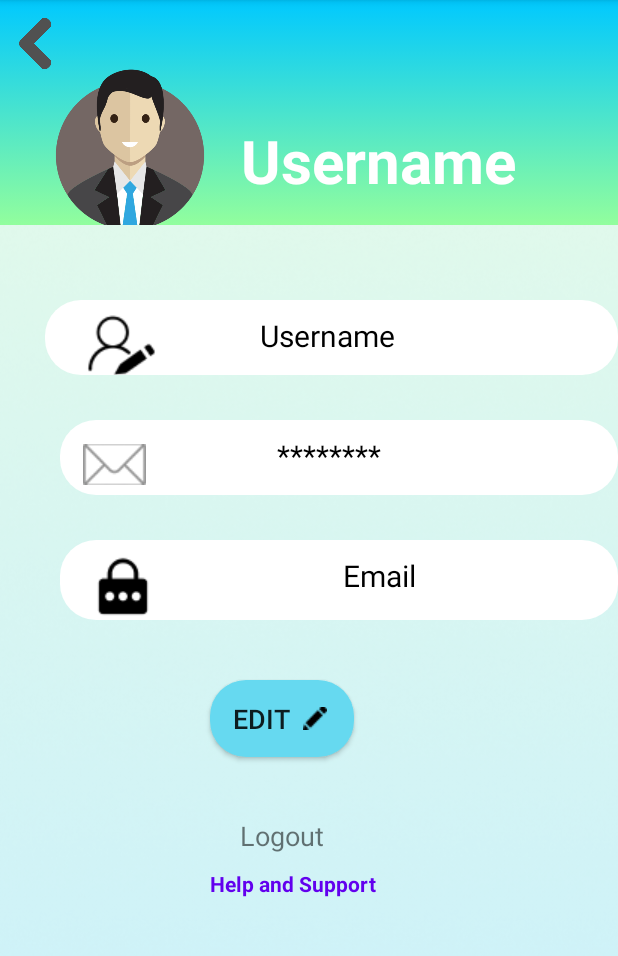
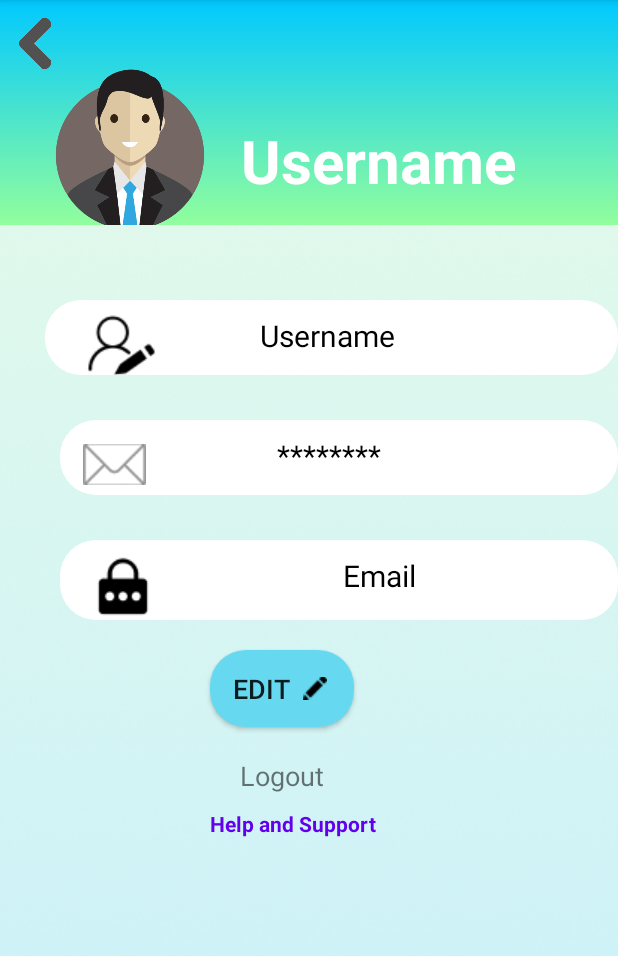
Before and after one commit to Charitha615/jobBank, an Android app: the fragment Fragment_User_Dashbord placed in its activity, after a tap on "PROFILE", on a phone screen of 412 x 824 dp, the part 84-1040 px from its top. Run offline under Robolectric (Android 15) with nearby library versions, the phone set to English and light mode, and no system bars; our stand-ins replace Firebase (no records; nobody signed in at launch, a user with empty details on screens opened directly); libraries missing offline, so code that uses them is left out: io.paperdb; pictures from the network do not load; 1 statement that could not run was skipped.

Commit message:
Sanduni - improvements 4

```diff
--- a/app/src/main/java/com/example/jobbank/Fragment_User_Dashbord.java
+++ b/app/src/main/java/com/example/jobbank/Fragment_User_Dashbord.java
@@ -21,6 +21,7 @@ public class Fragment_User_Dashbord extends Fragment {
     Intent Uprofile;
     Intent bkmrk;
     Intent inter;
+    Intent logout;
 
     // TODO: Rename parameter arguments, choose names that match
     // the fragment initialization parameters, e.g. ARG_ITEM_NUMBER
@@ -82,10 +83,20 @@ public class Fragment_User_Dashbord extends Fragment {
         final Button interest = (Button) rootView.findViewById(R.id.Interest);
         inter = new Intent(getActivity(), User_Interested_list.class);
 
+        final Button logOut = (Button) rootView.findViewById(R.id.user_logout);
+        logout = new Intent(getActivity(), user_login.class);
+
         profile.setOnClickListener(new View.OnClickListener() {
             @Override
             public void onClick(View v) {
                 startActivity(Uprofile);
+            }
+        });
+
+        logOut.setOnClickListener(new View.OnClickListener() {
+            @Override
+            public void onClick(View v) {
+                startActivity(logout);
             }
         });
 
--- a/app/src/main/res/layout/activity_user_account.xml
+++ b/app/src/main/res/layout/activity_user_account.xml
@@ -108,7 +108,7 @@
             android:text="@string/edit"
             android:textAlignment="viewStart"
             android:textSize="18sp"
-            android:layout_marginTop="40dp"
+            android:layout_marginTop="20dp"
             android:layout_marginLeft="140dp"/>
 
         <TextView
@@ -117,7 +117,7 @@
             android:layout_height="wrap_content"
             android:text="Logout"
             android:textSize="18sp"
-            android:layout_marginTop="40dp"
+            android:layout_marginTop="20dp"
             android:layout_marginLeft="160dp"/>
 
         <TextView
```
